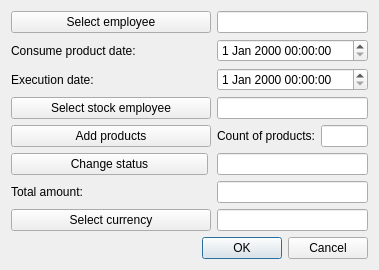
This is OrmasAdmin/OrmasAdmin/CreateConPDlg.ui in Dalerjon/TheOrmasProejct as Qt 5 draws it before an edit. The edited form follows.
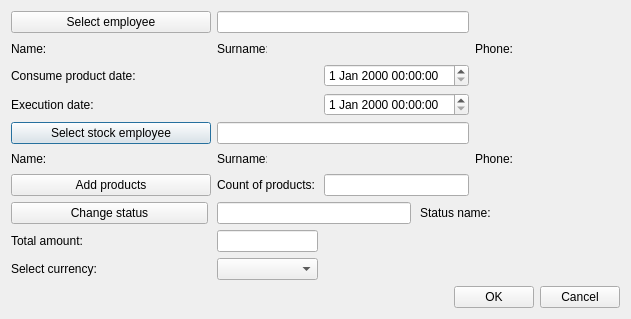
This is the edited form.

```diff
--- a/OrmasAdmin/OrmasAdmin/CreateConPDlg.ui
+++ b/OrmasAdmin/OrmasAdmin/CreateConPDlg.ui
@@ -6,8 +6,8 @@
    <rect>
     <x>0</x>
     <y>0</y>
-    <width>379</width>
-    <height>270</height>
+    <width>631</width>
+    <height>319</height>
    </rect>
   </property>
   <property name="windowTitle">
@@ -32,38 +32,186 @@
    <property name="bottomMargin">
     <number>11</number>
    </property>
-   <item row="7" column="1" colspan="2">
-    <widget class="QLineEdit" name="currencyEdit">
-     <property name="readOnly">
-      <bool>true</bool>
+   <item row="4" column="0" colspan="2">
+    <widget class="QPushButton" name="stockEmployeeBtn">
+     <property name="text">
+      <string>Select stock employee</string>
      </property>
     </widget>
    </item>
-   <item row="6" column="0">
-    <widget class="QLabel" name="sumLb">
+   <item row="5" column="3">
+    <widget class="QLabel" name="empStockSurnamePh">
+     <property name="minimumSize">
+      <size>
+       <width>100</width>
+       <height>0</height>
+      </size>
+     </property>
+     <property name="font">
+      <font>
+       <family>Times New Roman</family>
+       <pointsize>12</pointsize>
+       <weight>75</weight>
+       <italic>true</italic>
+       <bold>true</bold>
+      </font>
+     </property>
      <property name="text">
-      <string>Total amount:</string>
+      <string/>
+     </property>
+    </widget>
+   </item>
+   <item row="5" column="0">
+    <widget class="QLabel" name="empStockNameLb">
+     <property name="minimumSize">
+      <size>
+       <width>50</width>
+       <height>0</height>
+      </size>
+     </property>
+     <property name="maximumSize">
+      <size>
+       <width>50</width>
+       <height>16777215</height>
+      </size>
+     </property>
+     <property name="text">
+      <string>Name:</string>
      </property>
     </widget>
    </item>
    <item row="1" column="0">
-    <widget class="QLabel" name="dateLb">
+    <widget class="QLabel" name="empNameLb">
+     <property name="minimumSize">
+      <size>
+       <width>50</width>
+       <height>0</height>
+      </size>
+     </property>
+     <property name="maximumSize">
+      <size>
+       <width>50</width>
+       <height>16777215</height>
+      </size>
+     </property>
      <property name="text">
-      <string>Consume product date:</string>
+      <string>Name:</string>
      </property>
     </widget>
    </item>
-   <item row="3" column="1" colspan="2">
-    <widget class="QLineEdit" name="stockEmployeeEdit">
-     <property name="toolTip">
-      <string>&lt;html&gt;&lt;head/&gt;&lt;body&gt;&lt;p&gt;Enter employee ID&lt;/p&gt;&lt;/body&gt;&lt;/html&gt;</string>
+   <item row="1" column="3">
+    <widget class="QLabel" name="empSurnamePh">
+     <property name="minimumSize">
+      <size>
+       <width>100</width>
+       <height>0</height>
+      </size>
      </property>
+     <property name="font">
+      <font>
+       <family>Times New Roman</family>
+       <pointsize>12</pointsize>
+       <weight>75</weight>
+       <italic>true</italic>
+       <bold>true</bold>
+      </font>
+     </property>
+     <property name="text">
+      <string/>
+     </property>
+    </widget>
+   </item>
+   <item row="0" column="0" colspan="2">
+    <widget class="QPushButton" name="employeeBtn">
+     <property name="minimumSize">
+      <size>
+       <width>200</width>
+       <height>0</height>
+      </size>
+     </property>
+     <property name="text">
+      <string>Select employee</string>
+     </property>
+    </widget>
+   </item>
+   <item row="6" column="2">
+    <widget class="QLabel" name="prodCountLb">
+     <property name="text">
+      <string>Count of products:</string>
+     </property>
+    </widget>
+   </item>
+   <item row="6" column="3">
+    <widget class="QLineEdit" name="prodCountEdit">
      <property name="readOnly">
       <bool>true</bool>
      </property>
     </widget>
    </item>
-   <item row="8" column="0" colspan="3">
+   <item row="3" column="0" colspan="4">
+    <widget class="QWidget" name="execDateWidget" native="true">
+     <layout class="QHBoxLayout" name="horizontalLayout_2">
+      <property name="spacing">
+       <number>9</number>
+      </property>
+      <property name="leftMargin">
+       <number>0</number>
+      </property>
+      <property name="topMargin">
+       <number>0</number>
+      </property>
+      <property name="rightMargin">
+       <number>0</number>
+      </property>
+      <property name="bottomMargin">
+       <number>0</number>
+      </property>
+      <item>
+       <widget class="QLabel" name="execDateLb">
+        <property name="sizePolicy">
+         <sizepolicy hsizetype="Fixed" vsizetype="Preferred">
+          <horstretch>0</horstretch>
+          <verstretch>0</verstretch>
+         </sizepolicy>
+        </property>
+        <property name="minimumSize">
+         <size>
+          <width>197</width>
+          <height>0</height>
+         </size>
+        </property>
+        <property name="text">
+         <string>Execution date:</string>
+        </property>
+       </widget>
+      </item>
+      <item>
+       <spacer name="horizontalSpacer_2">
+        <property name="orientation">
+         <enum>Qt::Horizontal</enum>
+        </property>
+        <property name="sizeHint" stdset="0">
+         <size>
+          <width>40</width>
+          <height>20</height>
+         </size>
+        </property>
+       </spacer>
+      </item>
+      <item>
+       <widget class="QDateTimeEdit" name="execDateEdit">
+        <property name="minimumSize">
+         <size>
+          <width>127</width>
+          <height>0</height>
+         </size>
+        </property>
+       </widget>
+      </item>
+     </layout>
+    </widget>
+   </item>
+   <item row="10" column="0" colspan="6">
     <layout class="QHBoxLayout" name="horizontalLayout">
      <item>
       <spacer name="horizontalSpacer">
@@ -94,118 +242,201 @@
      </item>
     </layout>
    </item>
-   <item row="0" column="1" colspan="2">
-    <widget class="QLineEdit" name="employeeEdit">
-     <property name="toolTip">
-      <string>&lt;html&gt;&lt;head/&gt;&lt;body&gt;&lt;p&gt;Enter client ID&lt;/p&gt;&lt;/body&gt;&lt;/html&gt;</string>
-     </property>
-     <property name="readOnly">
-      <bool>true</bool>
-     </property>
-    </widget>
-   </item>
-   <item row="1" column="1" colspan="2">
+   <item row="2" column="3">
     <widget class="QDateTimeEdit" name="dateEdit"/>
    </item>
-   <item row="4" column="1">
-    <widget class="QLabel" name="prodCountLb">
-     <property name="text">
-      <string>Count of products:</string>
-     </property>
-    </widget>
-   </item>
-   <item row="7" column="0">
-    <widget class="QPushButton" name="currencyBtn">
-     <property name="text">
-      <string>Select currency</string>
-     </property>
-    </widget>
-   </item>
-   <item row="0" column="0">
-    <widget class="QPushButton" name="employeeBtn">
+   <item row="1" column="5">
+    <widget class="QLabel" name="empPhonePh">
      <property name="minimumSize">
       <size>
-       <width>200</width>
+       <width>100</width>
        <height>0</height>
       </size>
      </property>
+     <property name="font">
+      <font>
+       <family>Times New Roman</family>
+       <pointsize>12</pointsize>
+       <weight>75</weight>
+       <italic>true</italic>
+       <bold>true</bold>
+      </font>
+     </property>
      <property name="text">
-      <string>Select employee</string>
+      <string/>
      </property>
     </widget>
    </item>
-   <item row="4" column="0">
+   <item row="6" column="0" colspan="2">
     <widget class="QPushButton" name="addProdBtn">
      <property name="text">
       <string>Add products</string>
      </property>
     </widget>
    </item>
-   <item row="4" column="2">
-    <widget class="QLineEdit" name="prodCountEdit">
+   <item row="4" column="2" colspan="2">
+    <widget class="QLineEdit" name="stockEmployeeEdit">
+     <property name="toolTip">
+      <string>&lt;html&gt;&lt;head/&gt;&lt;body&gt;&lt;p&gt;Enter employee ID&lt;/p&gt;&lt;/body&gt;&lt;/html&gt;</string>
+     </property>
      <property name="readOnly">
       <bool>true</bool>
      </property>
     </widget>
    </item>
-   <item row="6" column="1" colspan="2">
+   <item row="0" column="2" colspan="2">
+    <widget class="QLineEdit" name="employeeEdit">
+     <property name="toolTip">
+      <string>&lt;html&gt;&lt;head/&gt;&lt;body&gt;&lt;p&gt;Enter client ID&lt;/p&gt;&lt;/body&gt;&lt;/html&gt;</string>
+     </property>
+     <property name="readOnly">
+      <bool>true</bool>
+     </property>
+    </widget>
+   </item>
+   <item row="8" column="0" colspan="2">
+    <widget class="QLabel" name="sumLb">
+     <property name="text">
+      <string>Total amount:</string>
+     </property>
+    </widget>
+   </item>
+   <item row="9" column="2">
+    <widget class="QComboBox" name="currencyCmb"/>
+   </item>
+   <item row="1" column="1">
+    <widget class="QLabel" name="empNamePh">
+     <property name="minimumSize">
+      <size>
+       <width>100</width>
+       <height>0</height>
+      </size>
+     </property>
+     <property name="font">
+      <font>
+       <family>Times New Roman</family>
+       <pointsize>12</pointsize>
+       <weight>75</weight>
+       <italic>true</italic>
+       <bold>true</bold>
+      </font>
+     </property>
+     <property name="text">
+      <string/>
+     </property>
+    </widget>
+   </item>
+   <item row="5" column="1">
+    <widget class="QLabel" name="empStockNamePh">
+     <property name="minimumSize">
+      <size>
+       <width>100</width>
+       <height>0</height>
+      </size>
+     </property>
+     <property name="font">
+      <font>
+       <family>Times New Roman</family>
+       <pointsize>12</pointsize>
+       <weight>75</weight>
+       <italic>true</italic>
+       <bold>true</bold>
+      </font>
+     </property>
+     <property name="text">
+      <string/>
+     </property>
+    </widget>
+   </item>
+   <item row="5" column="2">
+    <widget class="QLabel" name="empStockSurnameLb">
+     <property name="minimumSize">
+      <size>
+       <width>50</width>
+       <height>0</height>
+      </size>
+     </property>
+     <property name="maximumSize">
+      <size>
+       <width>50</width>
+       <height>16777215</height>
+      </size>
+     </property>
+     <property name="text">
+      <string>Surname:</string>
+     </property>
+    </widget>
+   </item>
+   <item row="5" column="4">
+    <widget class="QLabel" name="empStockPhoneLb">
+     <property name="text">
+      <string>Phone:</string>
+     </property>
+    </widget>
+   </item>
+   <item row="5" column="5">
+    <widget class="QLabel" name="empStockPhonePh">
+     <property name="minimumSize">
+      <size>
+       <width>100</width>
+       <height>0</height>
+      </size>
+     </property>
+     <property name="font">
+      <font>
+       <family>Times New Roman</family>
+       <pointsize>12</pointsize>
+       <weight>75</weight>
+       <italic>true</italic>
+       <bold>true</bold>
+      </font>
+     </property>
+     <property name="text">
+      <string/>
+     </property>
+    </widget>
+   </item>
+   <item row="1" column="4">
+    <widget class="QLabel" name="empPhoneLb">
+     <property name="text">
+      <string>Phone:</string>
+     </property>
+    </widget>
+   </item>
+   <item row="2" column="0" colspan="2">
+    <widget class="QLabel" name="dateLb">
+     <property name="text">
+      <string>Consume product date:</string>
+     </property>
+    </widget>
+   </item>
+   <item row="1" column="2">
+    <widget class="QLabel" name="empSurnameLb">
+     <property name="minimumSize">
+      <size>
+       <width>50</width>
+       <height>0</height>
+      </size>
+     </property>
+     <property name="maximumSize">
+      <size>
+       <width>50</width>
+       <height>16777215</height>
+      </size>
+     </property>
+     <property name="text">
+      <string>Surname:</string>
+     </property>
+    </widget>
+   </item>
+   <item row="8" column="2">
     <widget class="QLineEdit" name="sumEdit">
      <property name="readOnly">
       <bool>true</bool>
      </property>
     </widget>
    </item>
-   <item row="2" column="0" colspan="3">
-    <widget class="QWidget" name="execDateWidget" native="true">
-     <layout class="QHBoxLayout" name="horizontalLayout_2">
-      <property name="spacing">
-       <number>9</number>
-      </property>
-      <property name="leftMargin">
-       <number>0</number>
-      </property>
-      <property name="topMargin">
-       <number>0</number>
-      </property>
-      <property name="rightMargin">
-       <number>0</number>
-      </property>
-      <property name="bottomMargin">
-       <number>0</number>
-      </property>
-      <item>
-       <widget class="QLabel" name="execDateLb">
-        <property name="sizePolicy">
-         <sizepolicy hsizetype="Fixed" vsizetype="Preferred">
-          <horstretch>0</horstretch>
-          <verstretch>0</verstretch>
-         </sizepolicy>
-        </property>
-        <property name="minimumSize">
-         <size>
-          <width>197</width>
-          <height>0</height>
-         </size>
-        </property>
-        <property name="text">
-         <string>Execution date:</string>
-        </property>
-       </widget>
-      </item>
-      <item>
-       <widget class="QDateTimeEdit" name="execDateEdit"/>
-      </item>
-     </layout>
-    </widget>
-   </item>
-   <item row="3" column="0">
-    <widget class="QPushButton" name="stockEmployeeBtn">
-     <property name="text">
-      <string>Select stock employee</string>
-     </property>
-    </widget>
-   </item>
-   <item row="5" column="0" colspan="3">
+   <item row="7" column="0" colspan="6">
     <widget class="QWidget" name="statusWidget" native="true">
      <layout class="QHBoxLayout" name="horizontalLayout_3">
       <property name="spacing">
@@ -249,9 +480,45 @@
         </property>
        </widget>
       </item>
+      <item>
+       <widget class="QLabel" name="statusLb">
+        <property name="text">
+         <string>Status name:</string>
+        </property>
+       </widget>
+      </item>
+      <item>
+       <widget class="QLabel" name="statusPh">
+        <property name="minimumSize">
+         <size>
+          <width>120</width>
+          <height>0</height>
+         </size>
+        </property>
+        <property name="font">
+         <font>
+          <family>Times New Roman</family>
+          <pointsize>12</pointsize>
+          <weight>75</weight>
+          <italic>true</italic>
+          <bold>true</bold>
+         </font>
+        </property>
+        <property name="text">
+         <string/>
+        </property>
+       </widget>
+      </item>
      </layout>
     </widget>
    </item>
+   <item row="9" column="0" colspan="2">
+    <widget class="QLabel" name="currencyLb">
+     <property name="text">
+      <string>Select currency:</string>
+     </property>
+    </widget>
+   </item>
   </layout>
  </widget>
  <tabstops>
```
Left out of the diff: 6 changed lines with no effect on the pictures.
